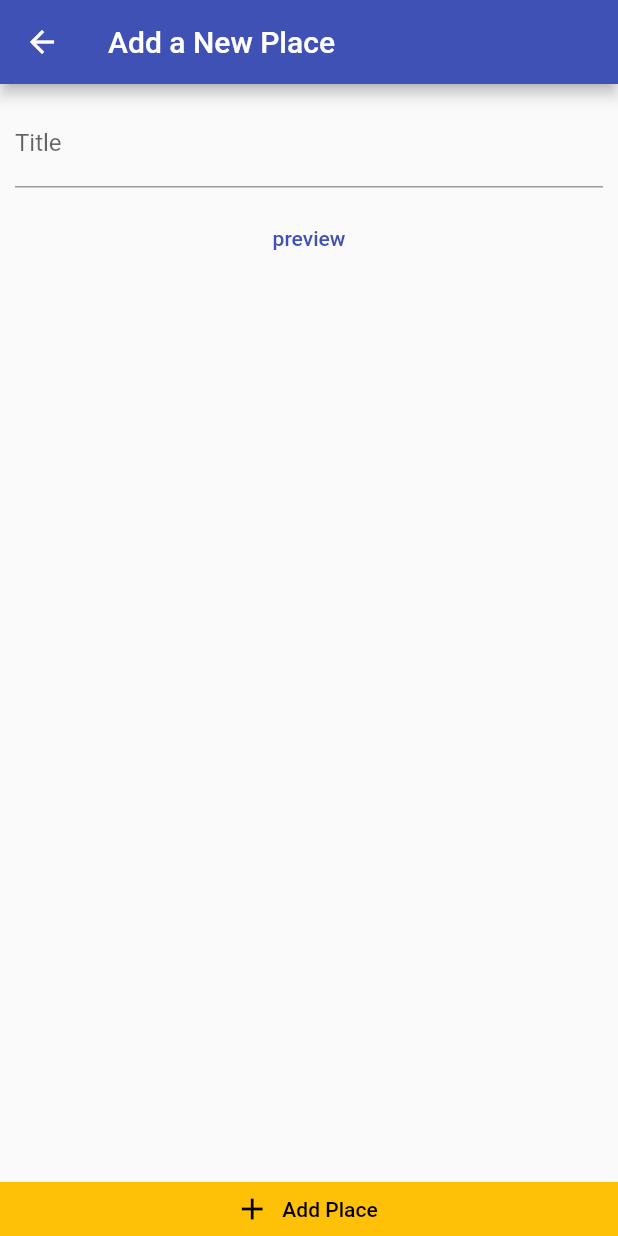
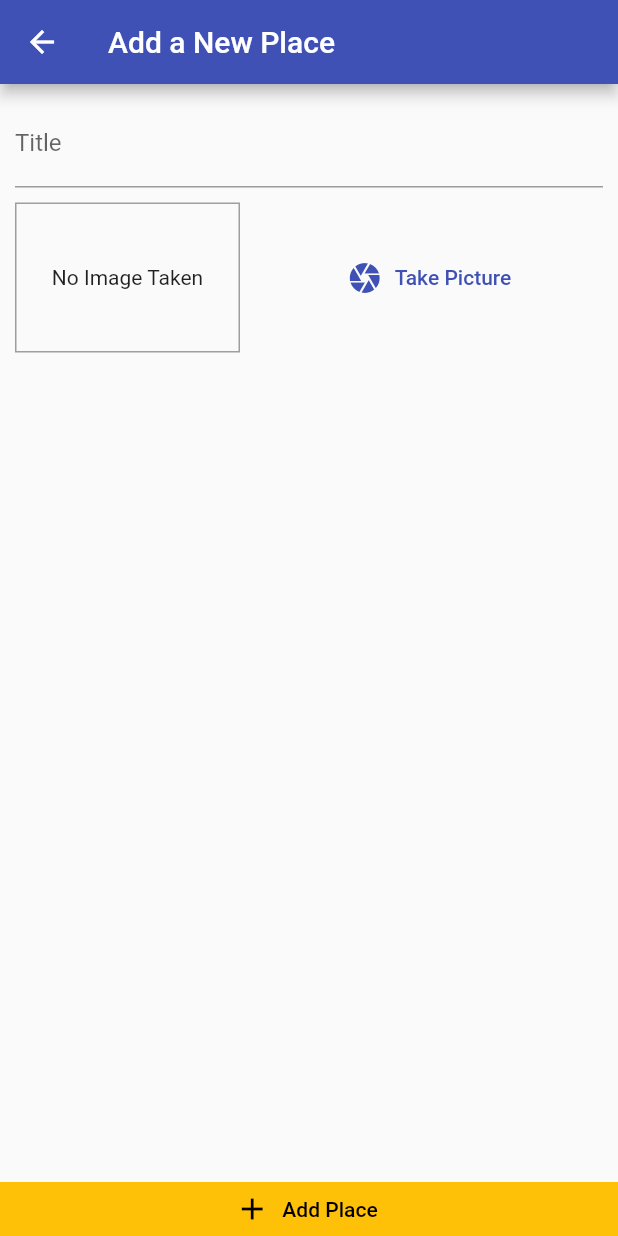
Before and after one commit to massimilianoporzio/native-maps, a Flutter app: the AddPlaceScreen screen opened by its route, on a phone screen of 412 x 824 dp. Run offline on Flutter 3.47's test engine with Material 2 defaults, Android fonts, the phone set to English and light mode, and no system bars.

Commit message:
imageInput

```diff
--- a/lib/screens/add_place_screen.dart
+++ b/lib/screens/add_place_screen.dart
@@ -1,4 +1,5 @@
 import 'package:flutter/material.dart';
+import 'package:nativemaps/widgets/image_input.dart';
 
 class AddPlaceScreen extends StatefulWidget {
   const AddPlaceScreen({super.key});
@@ -40,11 +41,7 @@ class _AddPlaceScreenState extends State<AddPlaceScreen> {
                   const SizedBox(
                     height: 10.0,
                   ),
-                  Container(),
-                  TextButton(
-                    onPressed: () {},
-                    child: Text('preview'),
-                  )
+                  const ImageInput()
                 ],
               ),
             ))),
--- /dev/null
+++ b/lib/widgets/image_input.dart
@@ -0,0 +1,52 @@
+import 'dart:io';
+
+import 'package:flutter/material.dart';
+
+class ImageInput extends StatefulWidget {
+  const ImageInput({super.key});
+
+  @override
+  State<ImageInput> createState() => _ImageInputState();
+}
+
+class _ImageInputState extends State<ImageInput> {
+  File? _storedImage;
+
+  @override
+  Widget build(BuildContext context) {
+    return Row(
+      children: [
+        Container(
+          width: 150,
+          height: 100,
+          decoration:
+              BoxDecoration(border: Border.all(width: 1, color: Colors.grey)),
+          alignment: Alignment.center,
+          child: _storedImage != null
+              ? Image.file(
+                  _storedImage!,
+                  fit: BoxFit.cover,
+                  width: double.infinity,
+                )
+              : const Text(
+                  'No Image Taken',
+                  textAlign: TextAlign.center,
+                ),
+        ),
+        const SizedBox(
+          width: 10,
+        ),
+        //button tiene il resto dello spazio:
+        Expanded(
+            child: TextButton.icon(
+                style: TextButton.styleFrom(
+                    foregroundColor: Theme.of(context).colorScheme.primary),
+                onPressed: () {
+                  //*open the device's camera
+                },
+                icon: const Icon(Icons.camera),
+                label: const Text('Take Picture')))
+      ],
+    );
+  }
+}
```
